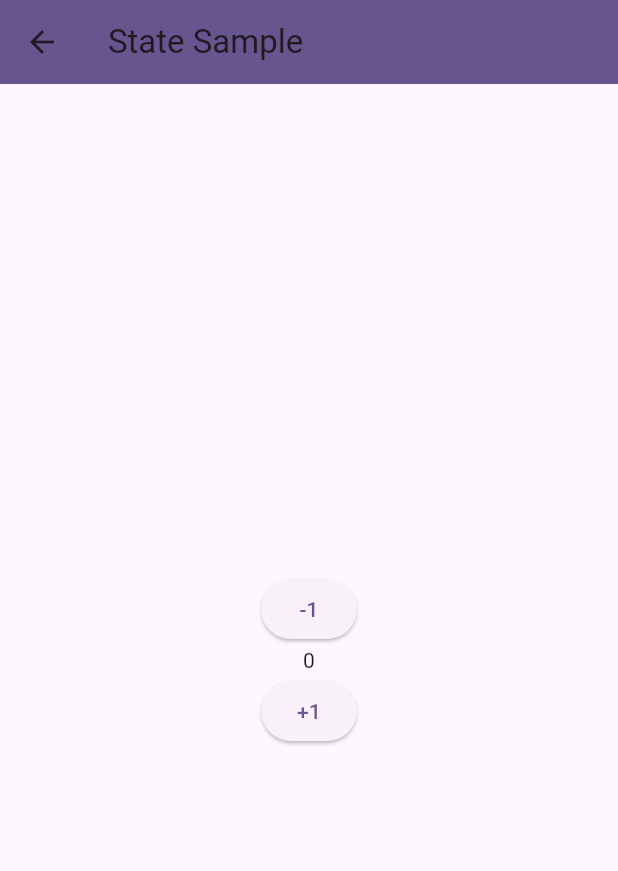
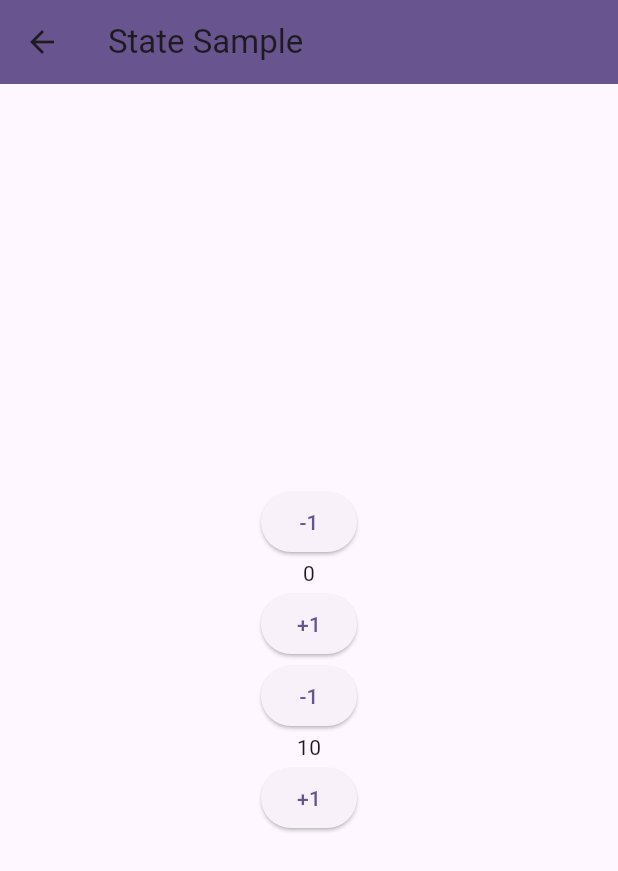
Before and after one commit to Pedrohmv/flutter-signal, a Flutter app: the StateSample screen opened by its route, on a phone screen of 412 x 824 dp. Shown: the top 871 px of the screen. Run offline on Flutter 3.47's test engine with Material 2 defaults, Android fonts, the phone set to English and light mode, and no system bars; our stand-ins replace cached_network_image, dio, get_it; network calls fail.

Commit message:
add states

```diff
--- a/lib/fetch_movies.dart
+++ b/lib/fetch_movies.dart
@@ -12,6 +12,7 @@ class FetchMovies {
   }
 
   void fetch() async {
+    onChange(LoadingState());
     final movies = await repository.fetchMovies();
     onChange(SuccessState(movies.results ?? []));
   }
--- a/lib/movie_state.dart
+++ b/lib/movie_state.dart
@@ -1,6 +1,8 @@
 import 'package:signal/movie_model.dart';
 
 sealed class MovieState {}
+
+class EmptyState extends MovieState {}
 
 class LoadingState extends MovieState {}
 
--- a/lib/movies.dart
+++ b/lib/movies.dart
@@ -2,7 +2,6 @@ import 'package:flutter/material.dart';
 import 'package:signal/di.dart';
 import 'package:signal/fetch_movies.dart';
 import 'package:signal/movie_card.dart';
-import 'package:signal/movie_model.dart';
 import 'package:signal/movie_state.dart';
 import 'package:signal/signal.dart';
 import 'package:signal/signal_widget.dart';
@@ -21,6 +20,7 @@ class Movies extends StatelessWidget {
       body: SignalBuilder(builder: (ctx) {
         Widget render(MovieState state) {
           return switch (state) {
+            EmptyState() => const Text('Empty'),
             LoadingState() => const Text('Loading'),
             SuccessState success => GridView.builder(
                 gridDelegate: const SliverGridDelegateWithFixedCrossAxisCount(
@@ -38,7 +38,7 @@ class Movies extends StatelessWidget {
         }
 
         final (movies, setMovies) =
-            (ctx as SignalElement).createSignal<MovieState>(LoadingState());
+            (ctx as SignalElement).createSignal<MovieState>(EmptyState());
         ctx.createEffect(() {
           fetchMovies.bindChanges((movies) {
             setMovies(movies);
--- a/lib/state_sample.dart
+++ b/lib/state_sample.dart
@@ -24,11 +24,15 @@ class Teste extends SignalWidget {
   @override
   Widget build(BuildContext context) {
     final (count, setCount) = (context as SignalElement).createSignal(0);
+    final (count2, setCount2) = (context as SignalElement).createSignal(10);
     context.createEffect(() {
       print('one time only effect');
     });
     context.createEffect(() {
       print('count changed: ${count()}');
+    });
+    context.createEffect(() {
+      print('count or count2 changed: count:${count()}/count2:${count2()}');
     });
     return Column(
       mainAxisAlignment: MainAxisAlignment.center,
@@ -46,6 +50,19 @@ class Teste extends SignalWidget {
           },
           child: const Text('+1'),
         ),
+        ElevatedButton(
+          onPressed: () {
+            setCount2(count2() - 1);
+          },
+          child: const Text('-1'),
+        ),
+        Text('${count2()}'),
+        ElevatedButton(
+          onPressed: () {
+            setCount2(count2() + 1);
+          },
+          child: const Text('+1'),
+        ),
       ],
     );
   }
```
